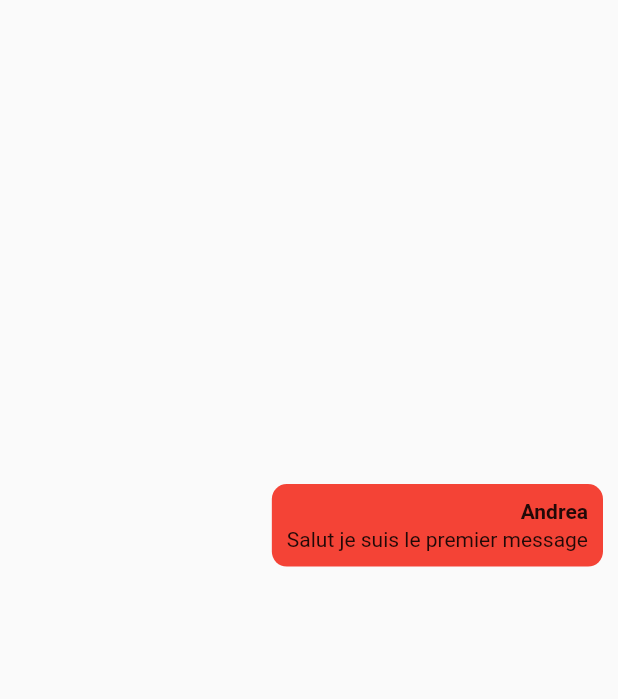
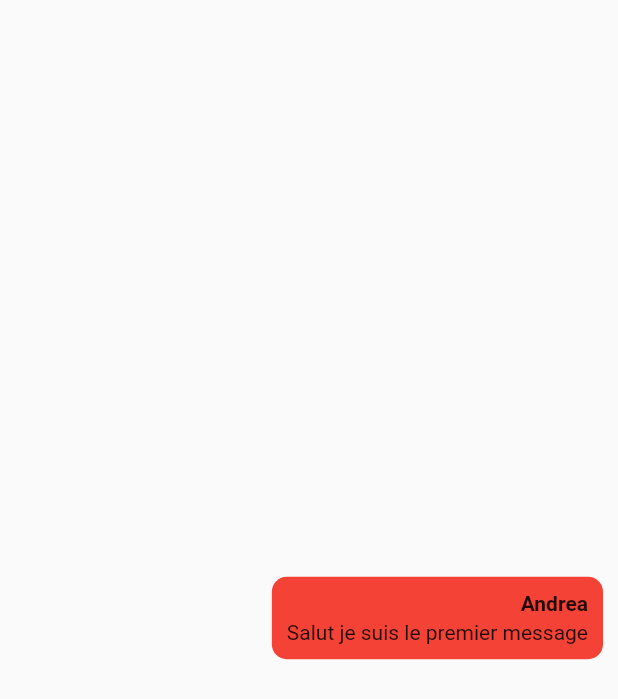
Before and after one commit to Spixz/Global-Tchat-Flutter-App, a Flutter app: the MessageBody widget shown alone on an empty page, opened directly with sample values from the repository, on a phone screen of 412 x 824 dp. Shown: the top 699 px of the screen. Run offline on Flutter 3.47's test engine with Material 2 defaults, Android fonts, the phone set to English and light mode, and no system bars; our stand-ins replace flutter_riverpod, go_router, rxdart; missing offline and left inert: dart:ffi.

Commit message:
[FIX] The height of a single message was 0.85% the height of the screen.

```diff
--- a/lib/src/features/tchat/presentation/message_body.dart
+++ b/lib/src/features/tchat/presentation/message_body.dart
@@ -38,9 +38,7 @@ class MessageBody extends StatelessWidget {
     //             ),
     //           ]),
     //     ));
-    return SizedBox(
-      height: size.height * 0.85,
-      child: Align(
+    return Align(
       alignment: (isSender ? Alignment.centerRight : Alignment.centerLeft),
       child: Container(
         constraints: BoxConstraints(
@@ -52,9 +50,8 @@ class MessageBody extends StatelessWidget {
             color: (isSender) ? Colors.red : Colors.amber,
             borderRadius: BorderRadius.circular(10)),
         child: Column(
-              crossAxisAlignment: (isSender
-                  ? CrossAxisAlignment.end
-                  : CrossAxisAlignment.start),
+            crossAxisAlignment:
+                (isSender ? CrossAxisAlignment.end : CrossAxisAlignment.start),
             mainAxisSize: MainAxisSize.min,
             children: [
               Text(message.senderId,
@@ -66,7 +63,6 @@ class MessageBody extends StatelessWidget {
               ),
             ]),
       ),
-      ),
     );
   }
 }
--- a/lib/src/features/tchat/presentation/tchat_view.dart
+++ b/lib/src/features/tchat/presentation/tchat_view.dart
@@ -19,10 +19,7 @@ class _TchatViewState extends State<TchatView> {
         title: const Text('Tchat'),
       ),
       body: Column(
-        children: [
-          SizedBox(height: size.height * 0.85, child: const MessageList()),
-          const PromptUserMessage()
-        ],
+        children: const [MessageList(), PromptUserMessage()],
       ),
     );
   }
```
Also changed, not shown: lib/src/features/tchat/presentation/message_list.dart (+10 -6 lines). Lines whose indentation alone changed are shown as unchanged.
